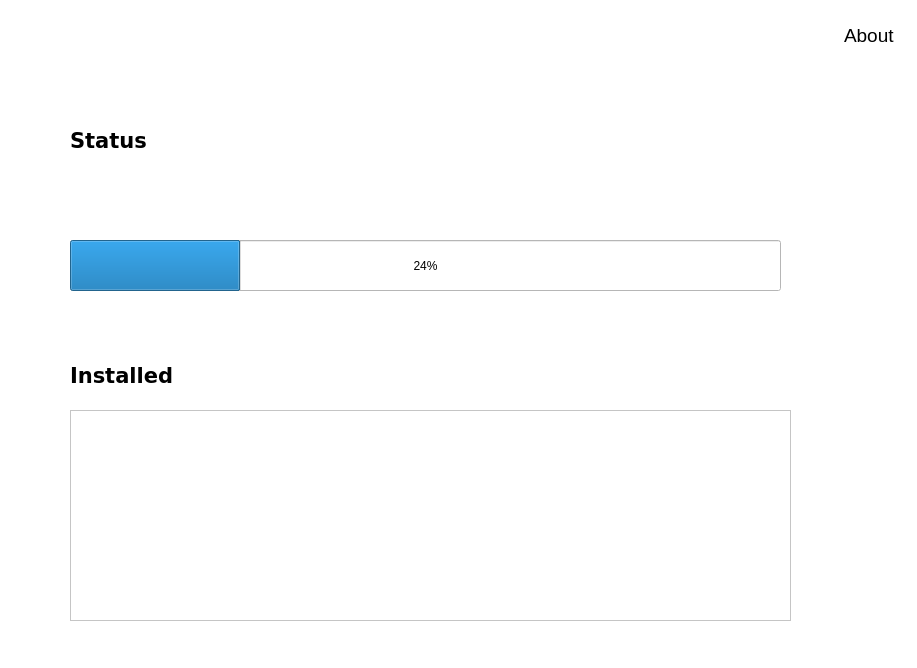
shahlin/Linite, file assets/qt_ui/download_screen.ui: the form before one commit.
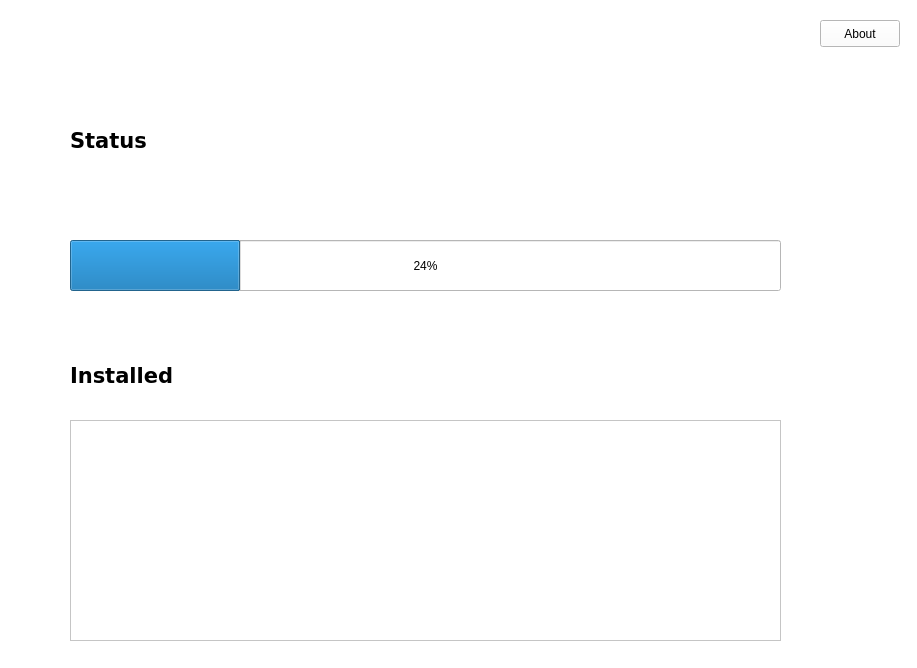
The form after the commit. Icons and pictures are not drawn.

Commit message: Download complete; Success Dialog; About Dialog

Diff of the .ui file:
```diff
--- a/assets/qt_ui/download_screen.ui
+++ b/assets/qt_ui/download_screen.ui
@@ -26,39 +26,6 @@
   <property name="styleSheet">
    <string notr="true">background-color: white;</string>
   </property>
-  <widget class="QLabel" name="about_label">
-   <property name="geometry">
-    <rect>
-     <x>844</x>
-     <y>10</y>
-     <width>65</width>
-     <height>50</height>
-    </rect>
-   </property>
-   <property name="maximumSize">
-    <size>
-     <width>65</width>
-     <height>16777215</height>
-    </size>
-   </property>
-   <property name="font">
-    <font>
-     <family>Cantarell</family>
-     <pointsize>14</pointsize>
-     <weight>50</weight>
-     <bold>false</bold>
-    </font>
-   </property>
-   <property name="cursor">
-    <cursorShape>PointingHandCursor</cursorShape>
-   </property>
-   <property name="text">
-    <string>About</string>
-   </property>
-   <property name="margin">
-    <number>5</number>
-   </property>
-  </widget>
   <widget class="QLabel" name="logo_label">
    <property name="geometry">
     <rect>
@@ -153,14 +120,36 @@
     <string>Installed</string>
    </property>
   </widget>
-  <widget class="QListView" name="installed_list">
+  <widget class="QListWidget" name="installed_list">
    <property name="geometry">
     <rect>
      <x>70</x>
-     <y>410</y>
-     <width>721</width>
-     <height>211</height>
+     <y>420</y>
+     <width>711</width>
+     <height>221</height>
     </rect>
+   </property>
+   <property name="spacing">
+    <number>10</number>
+   </property>
+  </widget>
+  <widget class="QPushButton" name="about_btn">
+   <property name="geometry">
+    <rect>
+     <x>820</x>
+     <y>20</y>
+     <width>80</width>
+     <height>27</height>
+    </rect>
+   </property>
+   <property name="sizePolicy">
+    <sizepolicy hsizetype="Fixed" vsizetype="Fixed">
+     <horstretch>0</horstretch>
+     <verstretch>0</verstretch>
+    </sizepolicy>
+   </property>
+   <property name="text">
+    <string>About</string>
    </property>
   </widget>
  </widget>
```
The commit also changes 7 other files.
